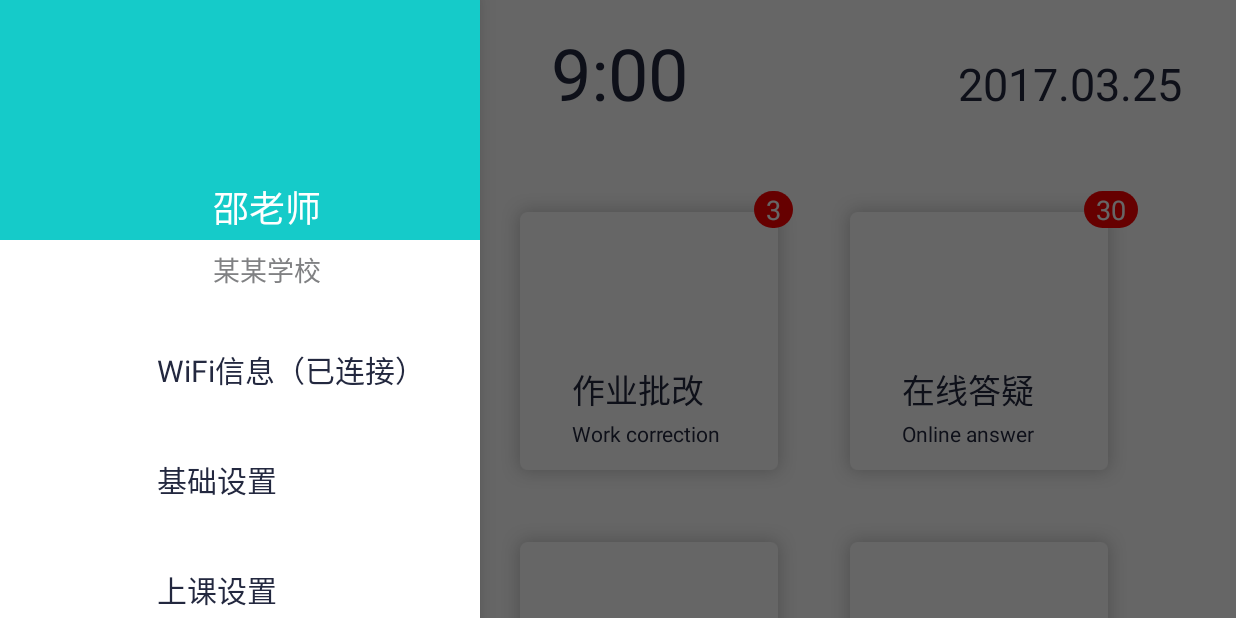
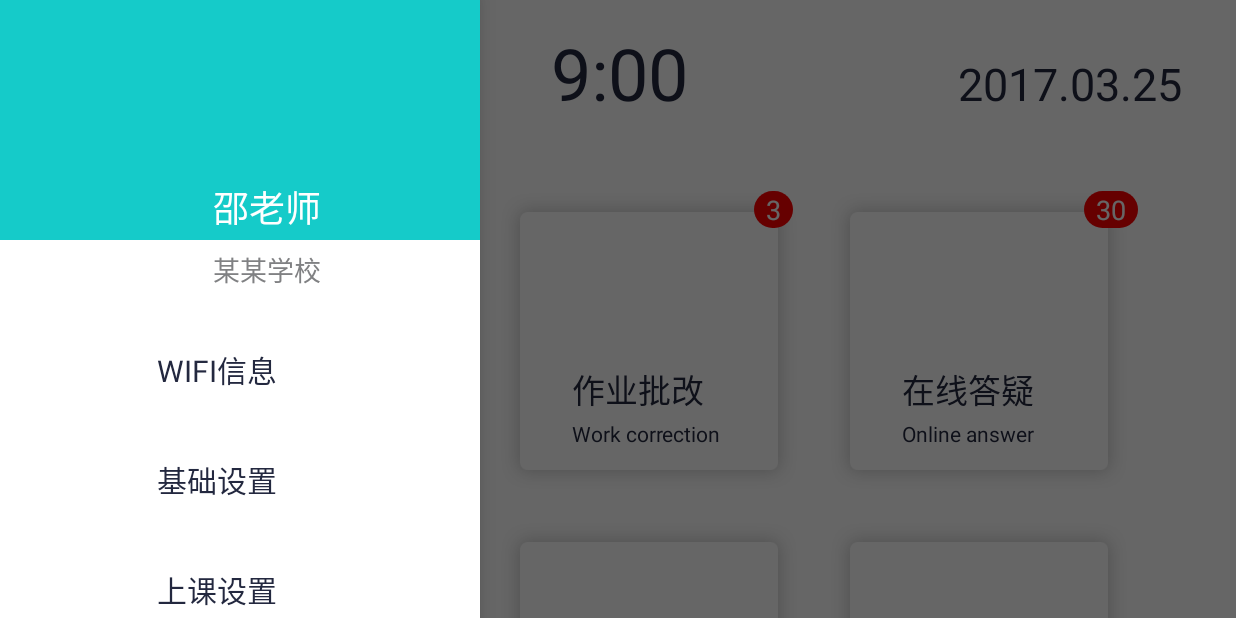
Before and after one commit to jiucongtian/ruiyitong, an Android app: the screen it shows after launch (MainActivity), with the side drawer open, on a phone screen of 824 x 412 dp (held sideways). Run offline under Robolectric (Android 15) with nearby library versions, the phone set to English and light mode, and no system bars; our stand-ins replace ButterKnife; libraries missing offline, so code that uses them is left out: com.mikepenz.iconics; 3 statements that could not run were skipped.

Commit message:
整理字符串

```diff
--- a/app/src/main/res/layout/activity_lesson.xml
+++ b/app/src/main/res/layout/activity_lesson.xml
@@ -43,8 +43,9 @@
         <RelativeLayout
             android:layout_width="match_parent"
             android:layout_height="64dp"
+            android:background="@color/black_translucence"
             android:layout_alignParentTop="true"
-            android:background="@color/black_translucence">
+            android:layout_alignParentStart="true">
 
             <ImageView
                 android:id="@+id/iv_back"
@@ -86,7 +87,7 @@
                     android:layout_gravity="center_vertical"
                     android:layout_marginLeft="8dp"
 
-                    android:text="静音"/>
+                    android:text="@string/mute"/>
             </LinearLayout>
 
             <LinearLayout
@@ -109,7 +110,7 @@
                     android:layout_height="wrap_content"
                     android:layout_gravity="center_vertical"
                     android:layout_marginLeft="8dp"
-                    android:text="打标签"/>
+                    android:text="@string/tag"/>
 
             </LinearLayout>
 
@@ -143,7 +144,7 @@
                             android:layout_height="wrap_content"
                             android:layout_gravity="center_vertical"
                             android:layout_marginLeft="8dp"
-                            android:text="大屏幕"/>
+                            android:text="@string/screen"/>
                     </LinearLayout>
                     <ImageView
                         android:id="@+id/iv_main_page_line"
@@ -180,7 +181,7 @@
                             android:layout_gravity="center_vertical"
                             android:layout_marginLeft="8dp"
                             android:layout_marginRight="36dp"
-                            android:text="学生座次"/>
+                            android:text="@string/seat_order"/>
                     </LinearLayout>
                     <ImageView
                         android:id="@+id/iv_students_seats_line"
@@ -275,7 +276,8 @@
             android:id="@+id/rl_footer"
             android:layout_width="match_parent"
             android:layout_height="80dp"
-            android:layout_alignParentBottom="true">
+            android:layout_alignParentBottom="true"
+            android:layout_alignParentStart="true">
 
             <LinearLayout
                 android:orientation="vertical"
@@ -295,7 +297,7 @@
                     android:layout_gravity="center_horizontal"
                     android:layout_width="wrap_content"
                     android:layout_height="wrap_content"
-                    android:text="照相机"/>
+                    android:text="@string/camera"/>
             </LinearLayout>
 
             <LinearLayout
@@ -316,7 +318,7 @@
                     android:layout_gravity="center_horizontal"
                     android:layout_width="wrap_content"
                     android:layout_height="wrap_content"
-                    android:text="添加资源"/>
+                    android:text="@string/add_resource"/>
             </LinearLayout>
 
             <LinearLayout
@@ -337,7 +339,7 @@
                     android:layout_gravity="center_horizontal"
                     android:layout_width="wrap_content"
                     android:layout_height="wrap_content"
-                    android:text="黑白板"/>
+                    android:text="@string/blackboard"/>
             </LinearLayout>
 
         </RelativeLayout>
--- a/app/src/main/res/layout/activity_main.xml
+++ b/app/src/main/res/layout/activity_main.xml
@@ -90,14 +90,16 @@
                 tools:background="@color/icon_green"
                 app:ico_color="@color/icon_green"
                 app:ico_icon="fon_805"/>
+
             <TextView
                 android:id="@+id/tv_online_cn"
+                style="@style/txt_22_dark"
                 android:layout_width="wrap_content"
                 android:layout_height="wrap_content"
                 android:layout_marginLeft="30dp"
                 android:layout_marginTop="20dp"
-                style="@style/txt_22_dark"
-                android:text="在线答疑"/>
+                android:text="@string/online_answer_cn" />
+
             <TextView
                 android:id="@+id/tv_online_en"
                 android:layout_width="wrap_content"
@@ -105,7 +107,7 @@
                 android:layout_marginLeft="30dp"
                 android:layout_marginTop="3dp"
                 style="@style/txt_14_dark"
-                android:text="Online answer"/>
+                android:text="@string/online_answer_en"/>
         </LinearLayout>
 
         <LinearLayout
@@ -134,7 +136,7 @@
                 android:layout_marginLeft="30dp"
                 android:layout_marginTop="20dp"
                 style="@style/txt_22_dark"
-                android:text="课程表"/>
+                android:text="@string/course_list_cn"/>
             <TextView
                 android:id="@+id/tv_course_en"
                 android:layout_width="wrap_content"
@@ -142,7 +144,7 @@
                 android:layout_marginLeft="30dp"
                 android:layout_marginTop="3dp"
                 style="@style/txt_14_dark"
-                android:text="Course list"/>
+                android:text="@string/course_list_en"/>
         </LinearLayout>
 
         <LinearLayout
@@ -169,15 +171,15 @@
                 tools:background="@color/icon_blue" />
 
 
-
             <TextView
                 android:id="@+id/tv_work_cn"
+                style="@style/txt_22_dark"
                 android:layout_width="wrap_content"
                 android:layout_height="wrap_content"
                 android:layout_marginLeft="30dp"
                 android:layout_marginTop="20dp"
-                style="@style/txt_22_dark"
-                android:text="作业批改"/>
+                android:text="@string/work_correction_cn" />
+
             <TextView
                 android:id="@+id/tv_work_en"
                 android:layout_width="wrap_content"
@@ -185,7 +187,7 @@
                 android:layout_marginLeft="30dp"
                 android:layout_marginTop="3dp"
                 style="@style/txt_14_dark"
-                android:text="Work correction"/>
+                android:text="@string/work_correction_en"/>
         </LinearLayout>
 
         <LinearLayout
@@ -207,7 +209,7 @@
                 android:layout_height="80dp"
                 android:layout_gravity="center_vertical"
                 android:background="@drawable/home_btn1"
-                android:text="睿易云评" />
+                android:text="@string/ruiyi_comment" />
 
             <Button
                 android:id="@+id/bt_zuoye"
@@ -217,7 +219,7 @@
                 android:layout_gravity="center_vertical"
                 android:layout_marginLeft="43dp"
                 android:background="@drawable/home_btn3"
-                android:text="睿易作业" />
+                android:text="@string/ruiyi_work" />
 
             <Button
                 android:id="@+id/bt_xiaoyuan"
@@ -227,7 +229,7 @@
                 android:layout_gravity="center_vertical"
                 android:layout_marginLeft="43dp"
                 android:background="@drawable/home_btn2"
-                android:text="数字校园" />
+                android:text="@string/digital_campus" />
 
             <Button
                 android:id="@+id/bt_duofen"
@@ -237,7 +239,7 @@
                 android:layout_gravity="center_vertical"
                 android:layout_marginLeft="43dp"
                 android:background="@drawable/home_btn4"
-                android:text="多分系统" />
+                android:text="@string/good_marks" />
         </LinearLayout>
 
         <!-- red point -->
@@ -505,7 +507,7 @@
                 android:layout_height="wrap_content"
                 android:layout_marginLeft="30dp"
                 android:layout_marginTop="20dp"
-                android:text="资源库" />
+                android:text="@string/resource_library_cn" />
 
             <TextView
                 android:id="@+id/tv_resource_en"
@@ -514,7 +516,7 @@
                 android:layout_height="wrap_content"
                 android:layout_marginLeft="30dp"
                 android:layout_marginTop="3dp"
-                android:text="Resource library" />
+                android:text="@string/resource_library_en" />
         </LinearLayout>
 
         <LinearLayout
@@ -554,21 +556,22 @@
                 <LinearLayout
                     android:layout_width="wrap_content"
                     android:layout_height="wrap_content"
+                    android:layout_marginLeft="18dp"
+                    android:orientation="vertical"
                     android:layout_centerVertical="true"
-                    android:layout_marginLeft="18dp"
-                    android:layout_toRightOf="@id/iv_class"
-                    android:orientation="vertical">
+                    android:layout_toEndOf="@+id/iv_class"
+                    android:layout_marginStart="18dp">
 
                     <TextView
                         android:layout_width="wrap_content"
                         android:layout_height="wrap_content"
-                        android:text="上课"
+                        android:text="@string/conduct_class_cn"
                         android:textColor="@color/black" />
 
                     <TextView
                         android:layout_width="wrap_content"
                         android:layout_height="wrap_content"
-                        android:text="Conduct a class"
+                        android:text="@string/conduct_class_en"
                         android:textColor="@color/black" />
 
                 </LinearLayout>
@@ -669,7 +672,7 @@
                     android:layout_marginLeft="29dp"
                     android:layout_marginBottom="3dp"
                     android:layout_gravity="center_vertical"
-                    android:text="WiFi信息（已连接）"/>
+                    android:text="@string/wifi_info"/>
 
             </LinearLayout>
 
@@ -691,7 +694,7 @@
                     android:layout_marginLeft="29dp"
                     android:layout_marginBottom="3dp"
                     android:layout_gravity="center_vertical"
-                    android:text="基础设置"/>
+                    android:text="@string/setting"/>
 
             </LinearLayout>
 
@@ -713,7 +716,7 @@
                     android:layout_marginLeft="29dp"
                     android:layout_marginBottom="3dp"
                     android:layout_gravity="center_vertical"
-                    android:text="上课设置"/>
+                    android:text="@string/class_setting"/>
 
             </LinearLayout>
 
@@ -737,7 +740,7 @@
                     android:layout_gravity="center_vertical"
                     android:layout_marginBottom="3dp"
                     android:layout_marginLeft="29dp"
-                    android:text="检查新版本" />
+                    android:text="@string/check_updates" />
                 <RelativeLayout
                     android:layout_width="wrap_content"
                     android:layout_height="wrap_content"
@@ -791,7 +794,7 @@
                     android:layout_marginLeft="29dp"
                     android:layout_marginBottom="3dp"
                     android:layout_gravity="center_vertical"
-                    android:text="退出"/>
+                    android:text="@string/exit"/>
 
             </LinearLayout>
 
--- a/app/src/main/res/values/strings.xml
+++ b/app/src/main/res/values/strings.xml
@@ -1,4 +1,30 @@
 <resources>
     <string name="app_name">RuiYiPai</string>
     <string name="icons">&#xe903;</string>
+    <string name="conduct_class_cn">上课</string>
+    <string name="conduct_class_en">Conduct a class</string>
+    <string name="work_correction_cn">作业批改</string>
+    <string name="work_correction_en">Work correction</string>
+    <string name="online_answer_cn">在线答疑</string>
+    <string name="online_answer_en">Online answer</string>
+    <string name="resource_library_cn">资源库</string>
+    <string name="resource_library_en">Resource library</string>
+    <string name="course_list_cn">课程表</string>
+    <string name="course_list_en">Course list</string>
+    <string name="ruiyi_comment">睿易云评</string>
+    <string name="ruiyi_work">睿易作业</string>
+    <string name="digital_campus">数字校园</string>
+    <string name="good_marks">多分系统</string>
+    <string name="wifi_info">WIFI信息</string>
+    <string name="setting">基础设置</string>
+    <string name="class_setting">上课设置</string>
+    <string name="check_updates">检查新版本</string>
+    <string name="exit">退出</string>
+    <string name="mute">静音</string>
+    <string name="tag">打标签</string>
+    <string name="screen">大屏幕</string>
+    <string name="seat_order">学生座次</string>
+    <string name="camera">照相机</string>
+    <string name="blackboard">黑白板</string>
+    <string name="add_resource">添加资源</string>
 </resources>
```
